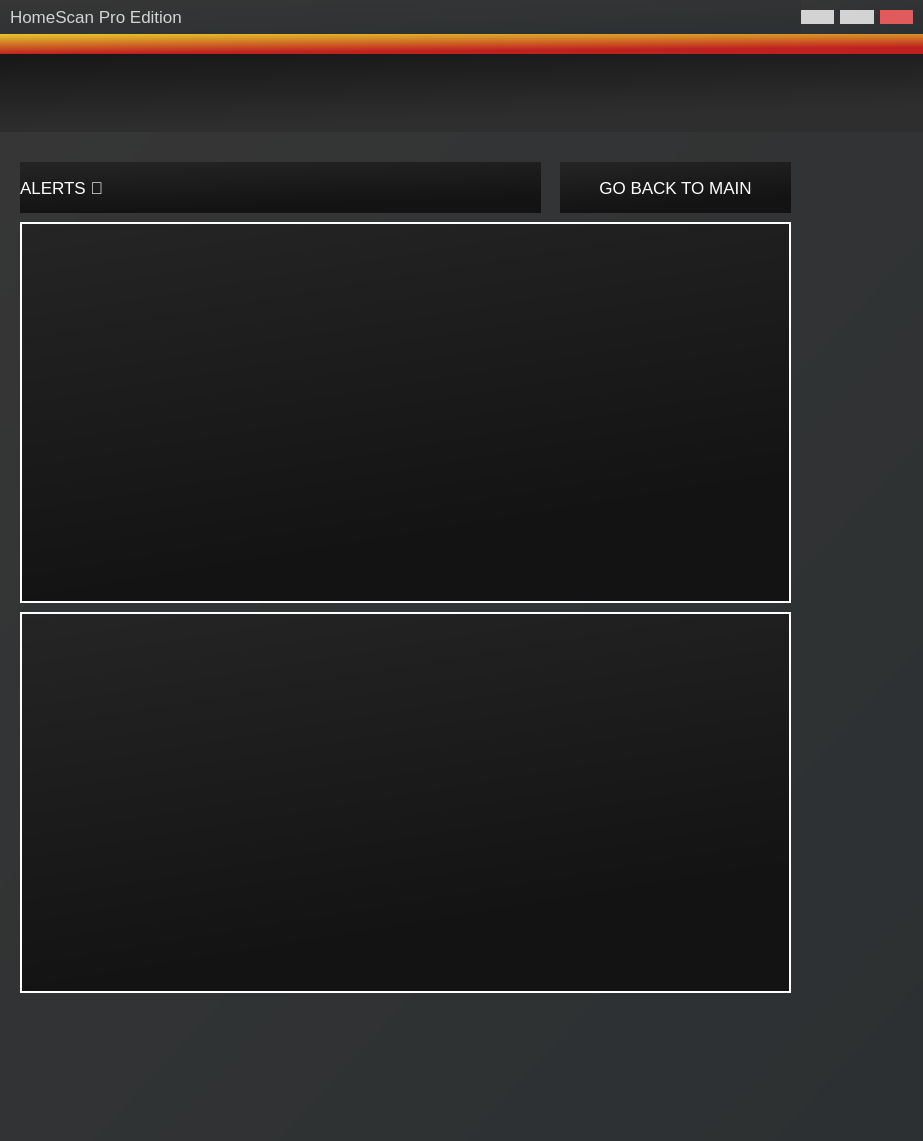
First picture: the form in router/alerts.ui, repository hunterjreid/HomeScan, before the edit.
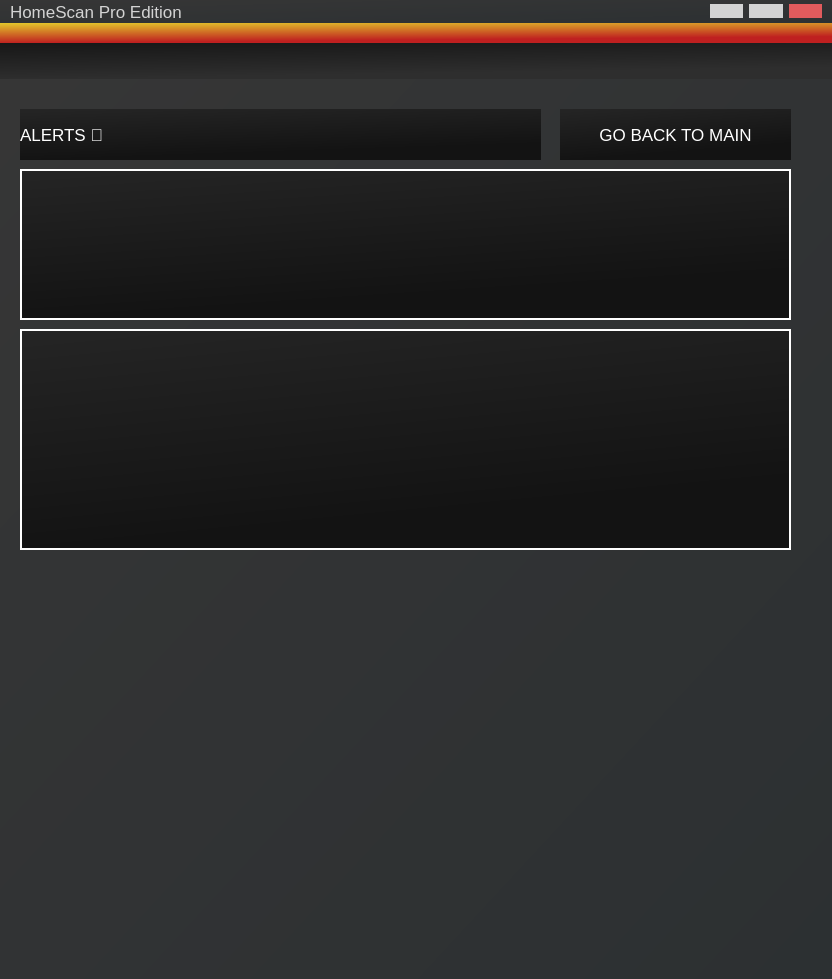
Second picture: the form after the edit. Icons and pictures are not drawn.

Patch:
```diff
--- a/router/alerts.ui
+++ b/router/alerts.ui
@@ -6,8 +6,8 @@
    <rect>
     <x>0</x>
     <y>0</y>
-    <width>923</width>
-    <height>1141</height>
+    <width>832</width>
+    <height>979</height>
    </rect>
   </property>
   <property name="windowTitle">
@@ -315,7 +315,7 @@
             <x>20</x>
             <y>90</y>
             <width>771</width>
-            <height>381</height>
+            <height>151</height>
            </rect>
           </property>
           <property name="styleSheet">
@@ -371,9 +371,9 @@
           <property name="geometry">
            <rect>
             <x>20</x>
-            <y>480</y>
+            <y>250</y>
             <width>771</width>
-            <height>381</height>
+            <height>221</height>
            </rect>
           </property>
           <property name="styleSheet">
```
